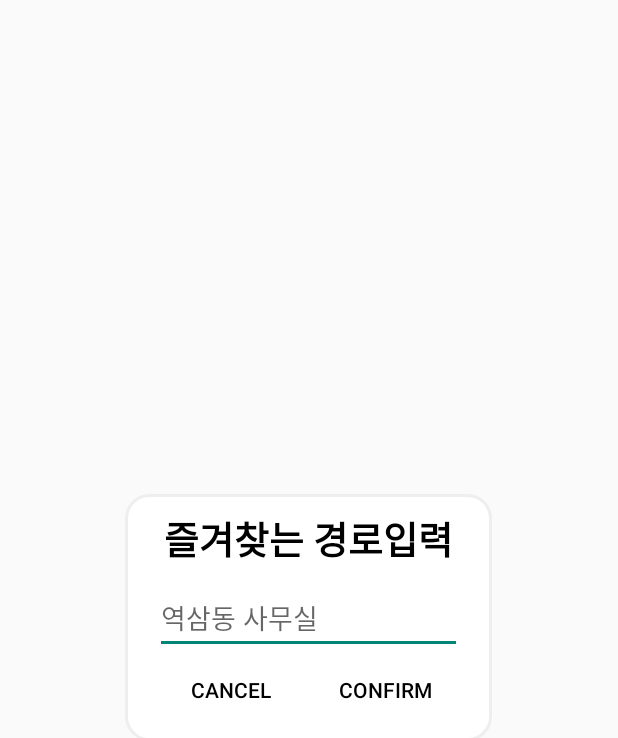
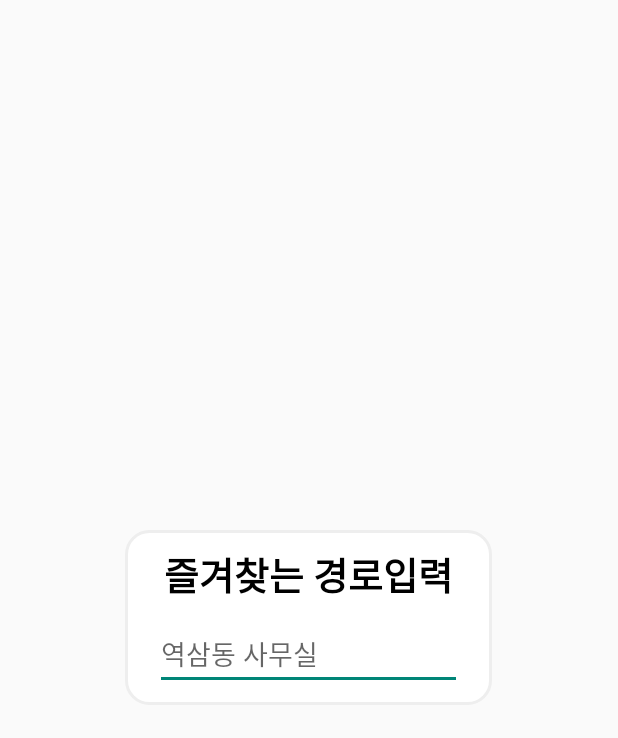
Before and after one commit to leeshble/CovidInfoApp, an Android app: the layout add_route.xml on its own in the app's theme, with its tools: preview values and no code run, on a phone screen of 412 x 824 dp. Shown: the top 738 px of the screen. Run offline under Robolectric (Android 15) with nearby library versions, the light colour scheme and no system bars.

Commit message:
RouteActivity에서 add_btn부분에 대한 dialog 생성 (add_route xml 및 java 생성)

```diff
--- a/app/src/main/res/layout/add_route.xml
+++ b/app/src/main/res/layout/add_route.xml
@@ -20,7 +20,6 @@
         android:textSize="25dp"
         android:textStyle="bold"
         android:layout_marginBottom="10dp"/>
-
     <EditText
         android:id="@+id/sub2_edit"
         android:layout_width="match_parent"
@@ -29,33 +28,11 @@
 
     <TextView
         android:id="@+id/error_dialog_txt"
-        android:layout_width="match_parent"
+        android:layout_width="wrap_content"
         android:layout_height="wrap_content"
+        android:gravity="center"
         android:text="Please type all"
-        android:gravity="center"
         android:textColor="#F44336"
-        android:visibility="gone"/>
-
-    <LinearLayout
-        android:layout_width="match_parent"
-        android:layout_height="wrap_content"
-        android:orientation="horizontal">
-        <Button
-            android:id="@+id/cancel_btn"
-            style="@style/Widget.AppCompat.Button.Borderless"
-            android:layout_width="wrap_content"
-            android:layout_height="wrap_content"
-            android:layout_weight="1"
-            android:text="@string/cancel"
-            android:textColor="@color/black" />
-        <Button
-            android:id="@+id/confirm_btn"
-            style="@style/Widget.AppCompat.Button.Borderless"
-            android:layout_width="wrap_content"
-            android:layout_height="wrap_content"
-            android:layout_weight="1"
-            android:text="@string/confirm"
-            android:textColor="@color/black" />
-    </LinearLayout>
+        android:visibility="gone" />
 
 </LinearLayout>
--- a/app/src/main/res/layout/setting.xml
+++ b/app/src/main/res/layout/setting.xml
@@ -12,7 +12,7 @@
     android:background="@drawable/round_bg">
     <TextView
         android:id="@+id/title_text"
-        android:layout_width="match_parent"
+        android:layout_width="200dp"
         android:layout_height="wrap_content"
         android:textColor="@color/black"
         android:gravity="center"
@@ -43,7 +43,6 @@
         android:id="@+id/sub2_edit"
         android:layout_width="match_parent"
         android:layout_height="wrap_content" />
-
     <TextView
         android:id="@+id/error_dialog_txt"
         android:layout_width="match_parent"
```
Also changed, not shown: app/src/main/java/com/corona/coronaapp/MainActivity.java (+12 -2 lines), app/src/main/java/com/corona/coronaapp/RouteActivity.java (+15 -0 lines), app/src/main/java/com/corona/coronaapp/add_route.java (+7 -15 lines), app/src/main/java/com/corona/coronaapp/setting.java (+46 -34 lines).
